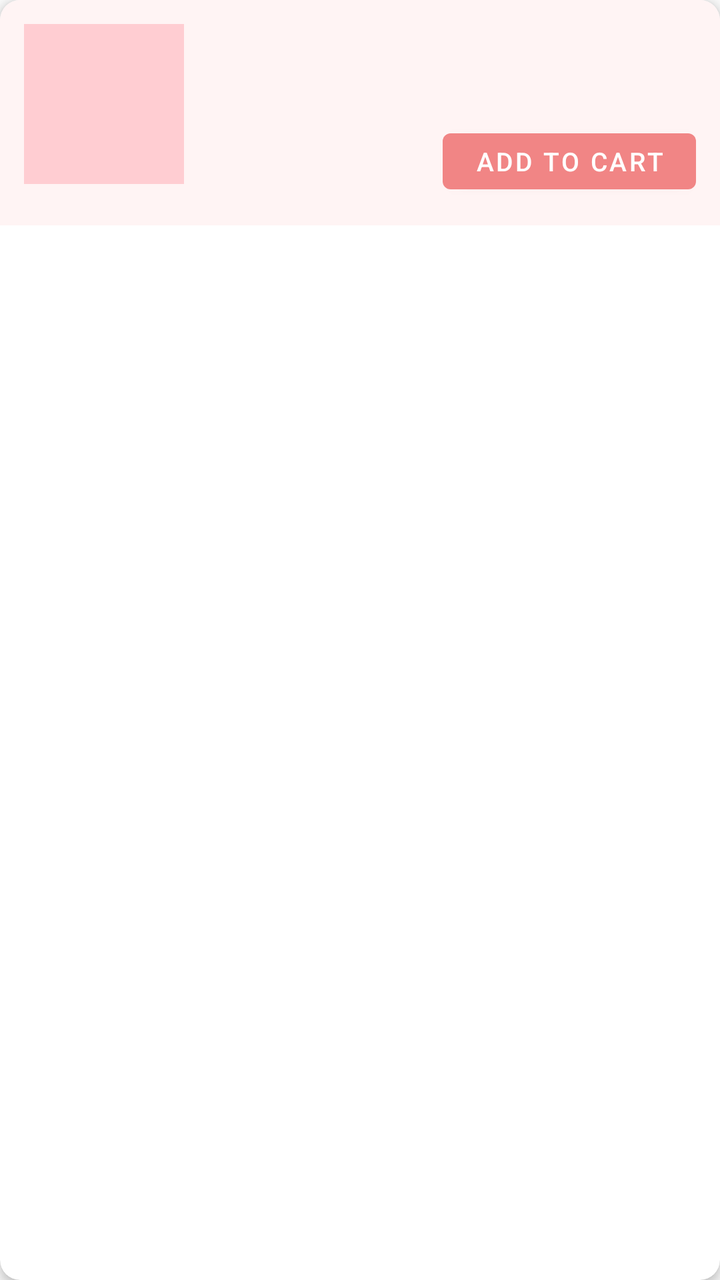
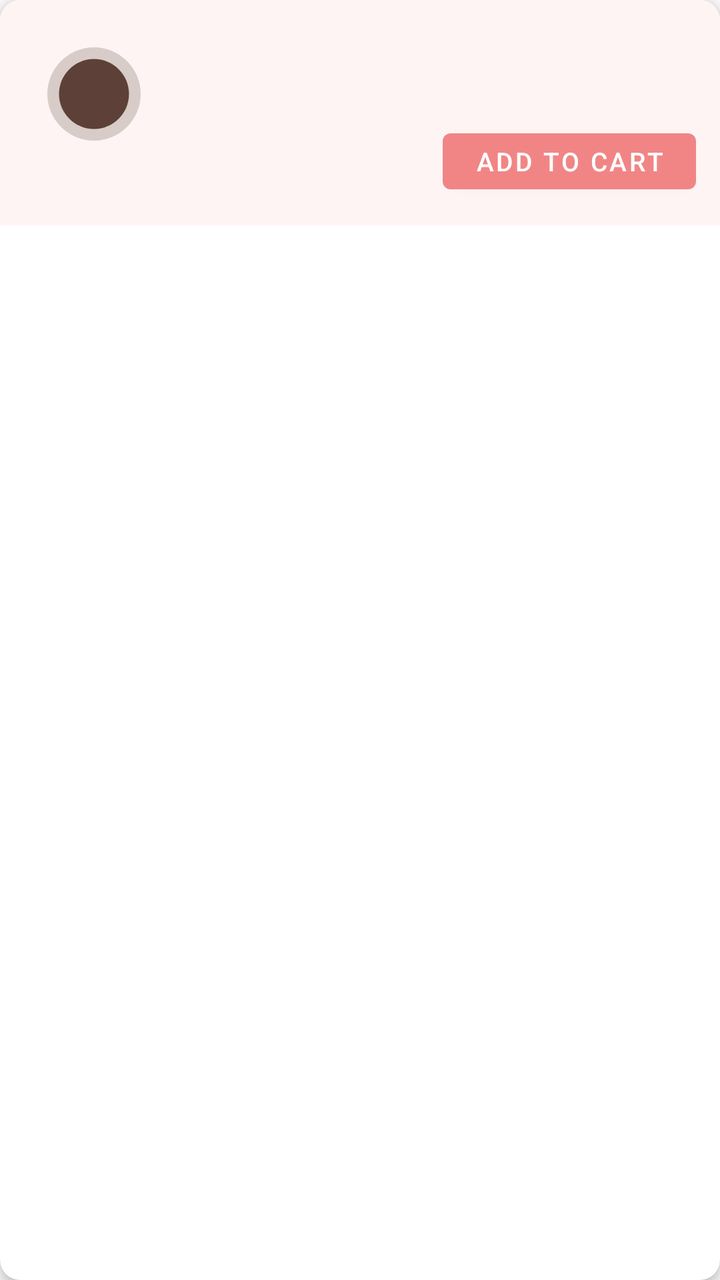

Before-and-after screenshots of an Android layout around one commit, followed by the original layout XML and the change that was made.
<!-- AndroidManifest.xml: application theme Theme.RestaurantApp -->
<!-- res/layout/item_food.xml -->
<?xml version="1.0" encoding="utf-8"?>
<androidx.cardview.widget.CardView xmlns:android="http://schemas.android.com/apk/res/android"
    xmlns:app="http://schemas.android.com/apk/res-auto"
    android:layout_width="match_parent"
    android:layout_height="wrap_content"
    android:layout_marginStart="8dp"
    android:layout_marginEnd="8dp"
    android:layout_marginTop="6dp"
    android:layout_marginBottom="6dp"
    app:cardElevation="3dp"
    app:cardCornerRadius="10dp">

    <LinearLayout
        android:layout_width="match_parent"
        android:layout_height="wrap_content"
        android:orientation="horizontal"
        android:padding="12dp"
        android:background="@color/red">

        
        <ImageView
            android:id="@+id/ivFood"
            android:layout_width="80dp"
            android:layout_height="80dp"
            android:scaleType="centerCrop"
            android:background="@color/primary_light"
            android:contentDescription="@string/app_name" />

        
        <LinearLayout
            android:layout_width="0dp"
            android:layout_height="wrap_content"
            android:layout_weight="1"
            android:layout_marginStart="12dp"
            android:orientation="vertical">

            <TextView
                android:id="@+id/tvName"
                android:layout_width="match_parent"
                android:layout_height="wrap_content"
                android:textSize="15sp"
                android:fontFamily="sans-serif-medium"
                android:textColor="@color/black"
                android:maxLines="1"
                android:ellipsize="end" />

            <TextView
                android:id="@+id/tvDescription"
                android:layout_width="match_parent"
                android:layout_height="wrap_content"
                android:layout_marginTop="4dp"
                android:textSize="12sp"
                android:textColor="@color/black"
                android:maxLines="2"
                android:ellipsize="end" />

            <LinearLayout
                android:layout_width="match_parent"
                android:layout_height="wrap_content"
                android:layout_marginTop="8dp"
                android:orientation="horizontal"
                android:gravity="center_vertical">

                <TextView
                    android:id="@+id/tvPrice"
                    android:layout_width="0dp"
                    android:layout_height="wrap_content"
                    android:layout_weight="1"
                    android:textSize="15sp"
                    android:fontFamily="sans-serif-medium"
                    android:textColor="@color/black" />

                <com.google.android.material.button.MaterialButton
                    android:id="@+id/btnAddToCart"
                    android:layout_width="wrap_content"
                    android:layout_height="40dp"
                    android:minWidth="0dp"
                    android:paddingLeft="16dp"
                    android:paddingRight="16dp"
                    android:text="@string/add_to_cart"
                    android:textSize="13sp"
                    app:backgroundTint="@color/primary_dark" />
            </LinearLayout>
        </LinearLayout>
    </LinearLayout>

</androidx.cardview.widget.CardView>
<!-- resources referenced by this layout -->
<resources>
  <color name="black">#000000</color>
  <color name="primary_dark">#f18585</color>
  <color name="primary_light">#FFCDD2</color>
  <color name="red">#fff4f4</color>
  <string name="add_to_cart">Add to Cart</string>
  <string name="app_name"> China Food </string>
  <style name="Theme.RestaurantApp" parent="Theme.MaterialComponents.DayNight.NoActionBar">
          <item name="colorPrimary">@color/primary</item>
          <item name="colorPrimaryDark">@color/primary_dark</item>
          <item name="colorAccent">@color/accent</item>
          <item name="android:statusBarColor">@color/status_bar</item>
          <item name="android:windowBackground">@color/background</item>
          <item name="toolbarStyle">@style/Widget.RestaurantApp.Toolbar</item>
      </style>
  <color name="primary">#D32F2F</color>
  <color name="accent">#FF6F00</color>
  <color name="status_bar">#B71C1C</color>
  <color name="background">#FAFAFA</color>
  <style name="Widget.RestaurantApp.Toolbar" parent="Widget.AppCompat.Toolbar">
          <item name="android:background">@color/primary</item>
          <item name="android:elevation">4dp</item>
          
          <item name="android:minHeight">56dp</item>
          <item name="titleTextColor">@color/text_on_primary</item>
          <item name="titleTextAppearance">@style/TextAppearance.RestaurantApp.Toolbar.Title</item>
          <item name="contentInsetStartWithNavigation">16dp</item>
          <item name="theme">@style/ThemeOverlay.RestaurantApp.Toolbar</item>
      </style>
  <color name="text_on_primary">#FFFFFF</color>
  <style name="TextAppearance.RestaurantApp.Toolbar.Title" parent="TextAppearance.AppCompat.Widget.ActionBar.Title">
          <item name="android:textColor">@color/text_on_primary</item>
          <item name="android:textSize">22dp</item>
          <item name="android:fontFamily">sans-serif-medium</item>
          <item name="android:letterSpacing">0</item>
      </style>
  <style name="ThemeOverlay.RestaurantApp.Toolbar" parent="ThemeOverlay.AppCompat.Dark.ActionBar">
          <item name="colorControlNormal">@color/text_on_primary</item>
      </style>
</resources>

<!-- the commit's change to res/layout/item_food.xml (unified diff, before → after) -->
@@ -17,14 +17,22 @@
         android:padding="12dp"
         android:background="@color/red">
 
-        
-        <ImageView
-            android:id="@+id/ivFood"
-            android:layout_width="80dp"
-            android:layout_height="80dp"
-            android:scaleType="centerCrop"
-            android:background="@color/primary_light"
-            android:contentDescription="@string/app_name" />
+        <androidx.cardview.widget.CardView
+            android:layout_width="70dp"
+            android:layout_height="70dp"
+            app:cardCornerRadius="12dp"
+            app:cardElevation="0dp"
+            app:cardBackgroundColor="@android:color/transparent">
+
+            <ImageView
+                android:id="@+id/ivFood"
+                android:layout_width="match_parent"
+                android:layout_height="match_parent"
+                android:scaleType="centerCrop"
+                android:src="@drawable/ic_food_bagel"
+                android:contentDescription="@string/app_name" />
+
+        </androidx.cardview.widget.CardView>
 
         
         <LinearLayout
<!-- resource entries referenced after the edit -->
@@ -2,8 +2,12 @@
 <resources>
   <color name="black">#000000</color>
   <color name="primary_dark">#f18585</color>
-  <color name="primary_light">#FFCDD2</color>
   <color name="red">#fff4f4</color>
+  <!-- drawable ic_food_bagel (drawable) -->
+  <vector xmlns:android="http://schemas.android.com/apk/res/android" android:width="96dp" android:height="96dp" android:viewportWidth="24" android:viewportHeight="24">
+      <path android:fillColor="#D7CCC8" android:pathData="M12,4c-4.4,0 -8,3.6 -8,8s3.6,8 8,8 8,-3.6 8,-8 -3.6,-8 -8,-8z"/>
+      <path android:fillColor="#5D4037" android:pathData="M12,6c-3.3,0 -6,2.7 -6,6s2.7,6 6,6 6,-2.7 6,-6 -2.7,-6 -6,-6z"/>
+  </vector>
   <string name="add_to_cart">Add to Cart</string>
   <string name="app_name"> China Food </string>
   <style name="Theme.RestaurantApp" parent="Theme.MaterialComponents.DayNight.NoActionBar">
